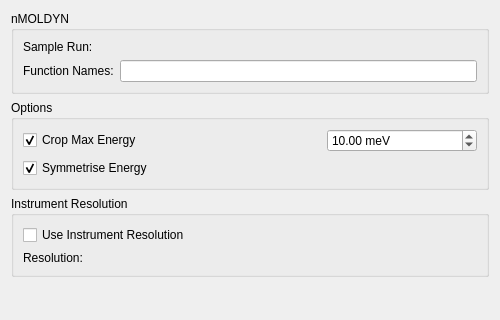
Before: the Qt Designer form Code/Mantid/MantidQt/CustomInterfaces/inc/MantidQtCustomInterfaces/Indirect/IndirectMolDyn.ui in mantidproject/mantid, drawn with Qt 5; both pictures show x 0 to 500 and y 0 to 320 of the 500 by 500 pixel window.
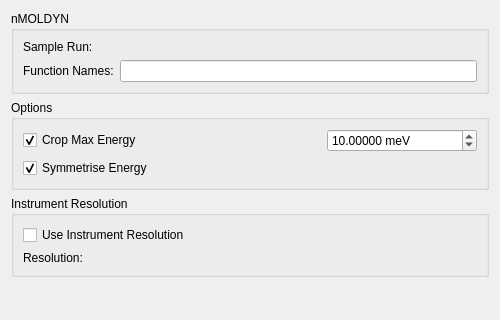
After: the same form once the commit is applied. Custom widgets are drawn as their Qt base class.

The edit to the form file:
```diff
--- a/Code/Mantid/MantidQt/CustomInterfaces/inc/MantidQtCustomInterfaces/Indirect/IndirectMolDyn.ui
+++ b/Code/Mantid/MantidQt/CustomInterfaces/inc/MantidQtCustomInterfaces/Indirect/IndirectMolDyn.ui
@@ -117,6 +117,9 @@
           <property name="suffix">
            <string> meV</string>
           </property>
+          <property name="decimals">
+           <number>5</number>
+          </property>
           <property name="maximum">
            <double>1000.000000000000000</double>
           </property>
```
Left out of the diff: 3 changed lines with no effect on the pictures.
